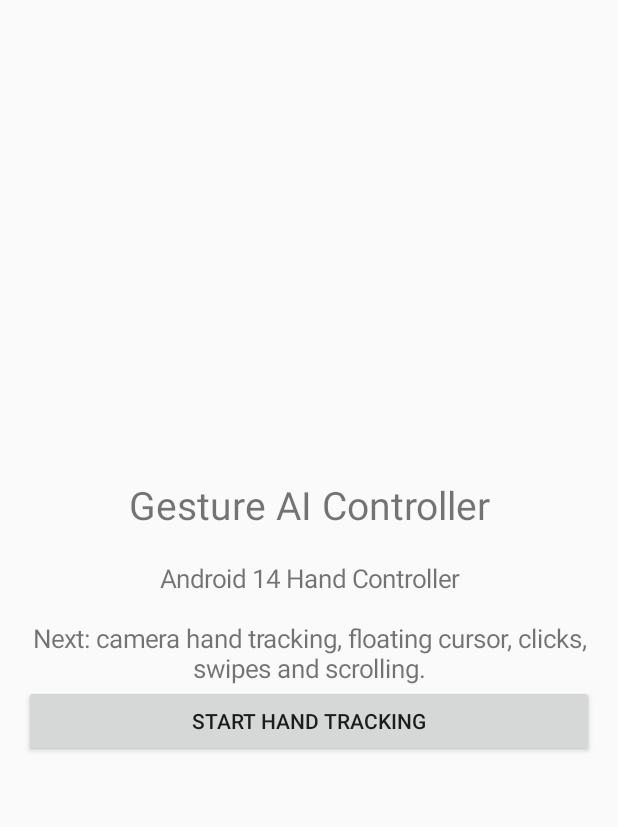
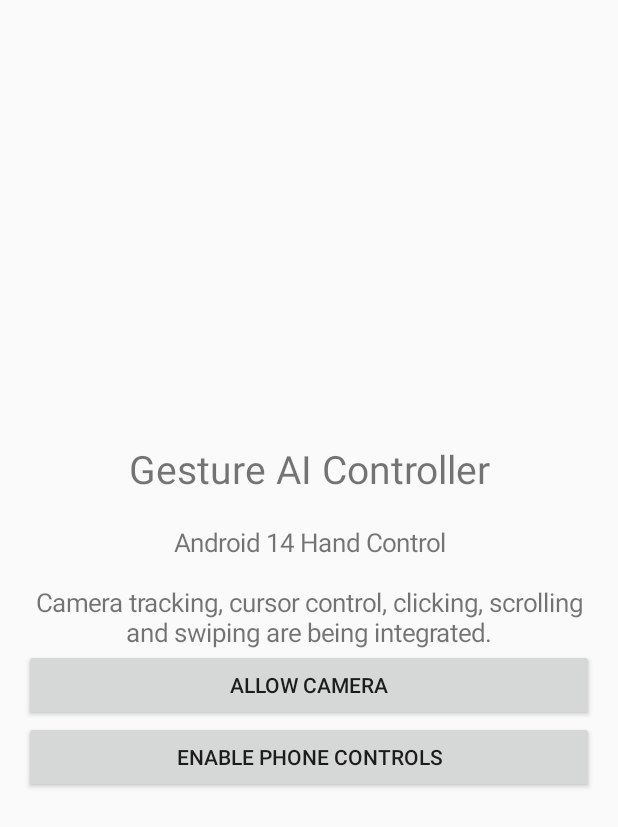
Before and after one commit to narzarymahon688-arch/Next-Doc3, an Android app: the screen it shows after launch (MainActivity), on a phone screen of 412 x 824 dp. Shown: the top 827 px of the screen. Run offline under Robolectric (Android 15) with nearby library versions, the phone set to English and light mode, and no system bars.

Commit message:
Update MainActivity.kt

```diff
--- a/app/src/main/java/com/gestureai/controller/MainActivity.kt
+++ b/app/src/main/java/com/gestureai/controller/MainActivity.kt
@@ -1,13 +1,20 @@
 package com.gestureai.controller
 
+import android.Manifest
 import android.app.Activity
+import android.content.Intent
+import android.content.pm.PackageManager
 import android.os.Bundle
+import android.provider.Settings
 import android.view.Gravity
+import android.view.ViewGroup
 import android.widget.Button
 import android.widget.LinearLayout
 import android.widget.TextView
+import android.widget.Toast
 
 class MainActivity : Activity() {
+
     override fun onCreate(savedInstanceState: Bundle?) {
         super.onCreate(savedInstanceState)
 
@@ -24,22 +31,43 @@ class MainActivity : Activity() {
         })
 
         layout.addView(TextView(this).apply {
-            text = "\nAndroid 14 Hand Controller\n\nNext: camera hand tracking, floating cursor, clicks, swipes and scrolling."
+            text = "\nAndroid 14 Hand Control\n\n" +
+                "Camera tracking, cursor control, clicking, " +
+                "scrolling and swiping are being integrated."
             textSize = 17f
             gravity = Gravity.CENTER
         })
 
-        layout.addView(Button(this).apply {
-            text = "Start Hand Tracking"
-            setOnClickListener {
-                android.widget.Toast.makeText(
-                    this@MainActivity,
-                    "Hand tracking is not implemented yet.",
-                    android.widget.Toast.LENGTH_LONG
+        layout.addView(makeButton("Allow Camera") {
+            if (checkSelfPermission(Manifest.permission.CAMERA)
+                != PackageManager.PERMISSION_GRANTED) {
+                requestPermissions(
+                    arrayOf(Manifest.permission.CAMERA), 10
+                )
+            } else {
+                Toast.makeText(
+                    this, "Camera permission already granted",
+                    Toast.LENGTH_SHORT
                 ).show()
             }
         })
 
+        layout.addView(makeButton("Enable Phone Controls") {
+            startActivity(
+                Intent(Settings.ACTION_ACCESSIBILITY_SETTINGS)
+            )
+        })
+
         setContentView(layout)
     }
+
+    private fun makeButton(
+        label: String,
+        action: () -> Unit
+    ): Button {
+        return Button(this).apply {
+            text = label
+            setOnClickListener { action() }
+        }
+    }
 }
```
